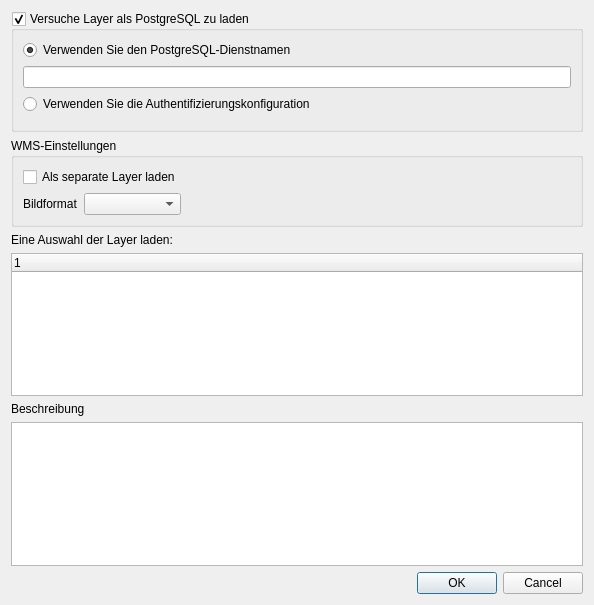
Old version of the form solocator/ui/layer_loader_dialog.ui in the repository opengisch/solocator.
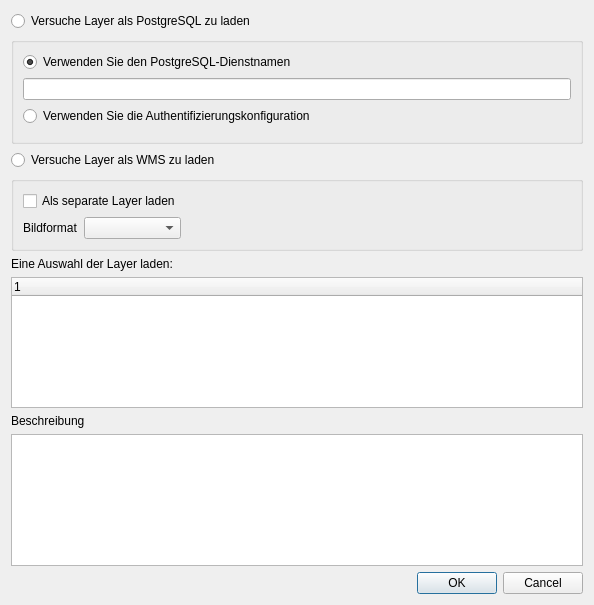
New version of the form. Custom widgets are drawn as their Qt base class.

Commit message:
use radio button to choose WMS vs PG
fix #23
fix #24

What changed in the file:
```diff
--- a/solocator/ui/layer_loader_dialog.ui
+++ b/solocator/ui/layer_loader_dialog.ui
@@ -14,20 +14,13 @@
    <string>SoLocator</string>
   </property>
   <layout class="QGridLayout" name="gridLayout">
-   <item row="2" column="0">
-    <widget class="QLabel" name="label">
-     <property name="text">
-      <string>Eine Auswahl der Layer laden:</string>
-     </property>
-    </widget>
-   </item>
-   <item row="0" column="0">
-    <widget class="QgsCollapsibleGroupBox" name="load_as_postgres">
+   <item row="1" column="0">
+    <widget class="QGroupBox" name="postgres_config_groupbox">
      <property name="title">
-      <string>Versuche Layer als PostgreSQL zu laden</string>
+      <string/>
      </property>
      <property name="checkable">
-      <bool>true</bool>
+      <bool>false</bool>
      </property>
      <layout class="QGridLayout" name="gridLayout_2">
       <item row="3" column="0">
@@ -66,7 +59,31 @@
      </layout>
     </widget>
    </item>
-   <item row="6" column="0">
+   <item row="0" column="0">
+    <widget class="QRadioButton" name="postgres">
+     <property name="text">
+      <string>Versuche Layer als PostgreSQL zu laden</string>
+     </property>
+     <attribute name="buttonGroup">
+      <string notr="true">layer_loading_mode</string>
+     </attribute>
+    </widget>
+   </item>
+   <item row="8" column="0">
+    <widget class="QTextEdit" name="descriptionBrowser">
+     <property name="readOnly">
+      <bool>true</bool>
+     </property>
+    </widget>
+   </item>
+   <item row="7" column="0">
+    <widget class="QLabel" name="label_2">
+     <property name="text">
+      <string>Beschreibung</string>
+     </property>
+    </widget>
+   </item>
+   <item row="9" column="0">
     <widget class="QDialogButtonBox" name="buttonBox">
      <property name="orientation">
       <enum>Qt::Horizontal</enum>
@@ -76,21 +93,24 @@
      </property>
     </widget>
    </item>
-   <item row="4" column="0">
-    <widget class="QLabel" name="label_2">
-     <property name="text">
-      <string>Beschreibung</string>
-     </property>
-    </widget>
-   </item>
-   <item row="5" column="0">
-    <widget class="QTextEdit" name="descriptionBrowser">
-     <property name="readOnly">
-      <bool>true</bool>
-     </property>
-    </widget>
-   </item>
    <item row="3" column="0">
+    <widget class="QRadioButton" name="wms">
+     <property name="text">
+      <string>Versuche Layer als WMS zu laden</string>
+     </property>
+     <attribute name="buttonGroup">
+      <string notr="true">layer_loading_mode</string>
+     </attribute>
+    </widget>
+   </item>
+   <item row="5" column="0">
+    <widget class="QLabel" name="label">
+     <property name="text">
+      <string>Eine Auswahl der Layer laden:</string>
+     </property>
+    </widget>
+   </item>
+   <item row="6" column="0">
     <widget class="QTreeWidget" name="layerTreeWidget">
      <column>
       <property name="text">
@@ -99,10 +119,10 @@
      </column>
     </widget>
    </item>
-   <item row="1" column="0">
-    <widget class="QGroupBox" name="groupBox">
+   <item row="4" column="0">
+    <widget class="QGroupBox" name="wms_config_groupbox">
      <property name="title">
-      <string>WMS-Einstellungen</string>
+      <string/>
      </property>
      <layout class="QGridLayout" name="gridLayout_3">
       <item row="0" column="0" colspan="2">
@@ -147,12 +167,6 @@
   </layout>
  </widget>
  <customwidgets>
-  <customwidget>
-   <class>QgsCollapsibleGroupBox</class>
-   <extends>QGroupBox</extends>
-   <header>qgis.gui</header>
-   <container>1</container>
-  </customwidget>
   <customwidget>
    <class>QgsAuthConfigSelect</class>
    <extends>QWidget</extends>
```
Left out of the diff: 7 changed lines with no effect on the pictures. The commit also changes 2 other files.
